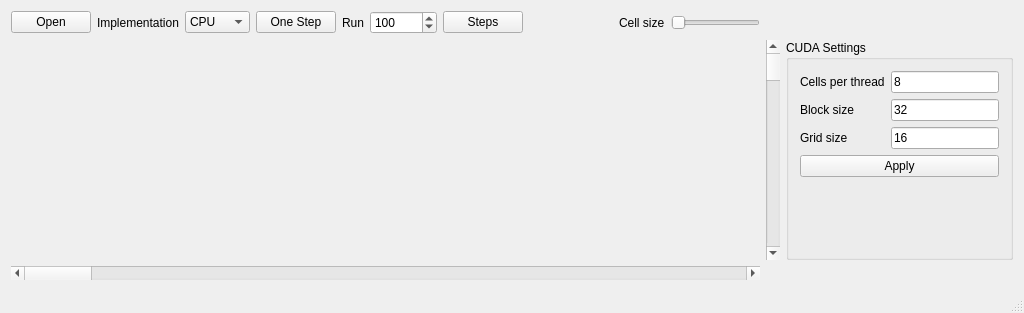
Old version of the form wireworld-cuda/mainwindow.ui in the repository eszkadev/wireworld-cuda.
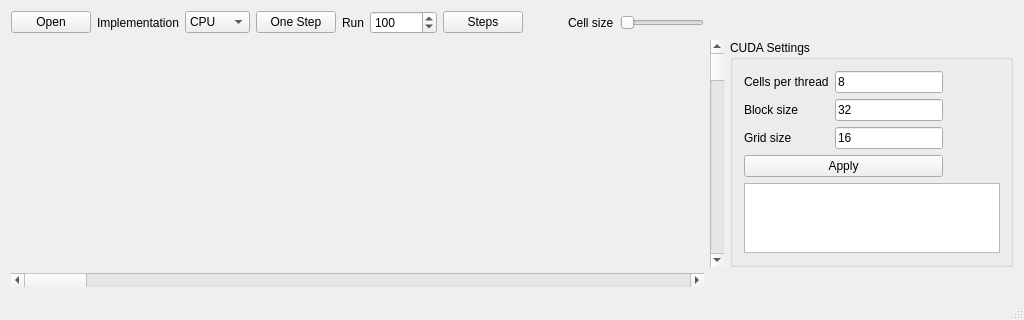
New version of the form.

Commit message: Show GPU list

Patch:
```diff
--- a/wireworld-cuda/mainwindow.ui
+++ b/wireworld-cuda/mainwindow.ui
@@ -214,6 +214,13 @@
          </item>
         </layout>
        </item>
+       <item row="1" column="0">
+        <widget class="QListWidget" name="gpuList">
+         <property name="selectionMode">
+          <enum>QAbstractItemView::MultiSelection</enum>
+         </property>
+        </widget>
+       </item>
       </layout>
      </widget>
     </item>
```
The commit also changes 7 other files.
